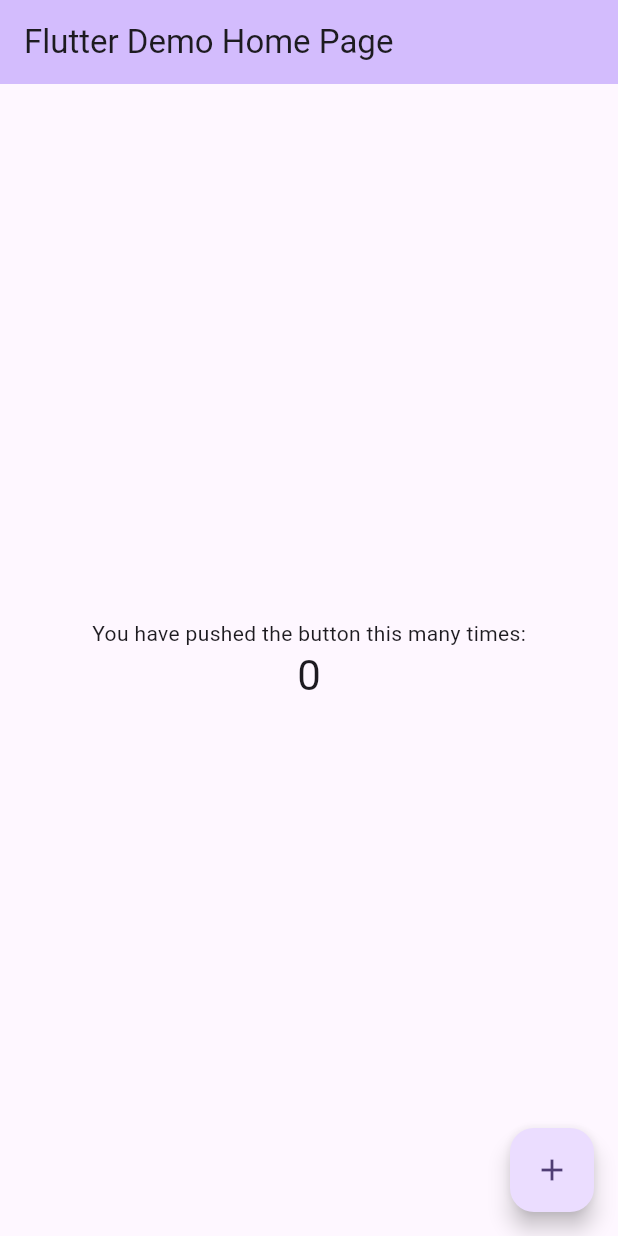
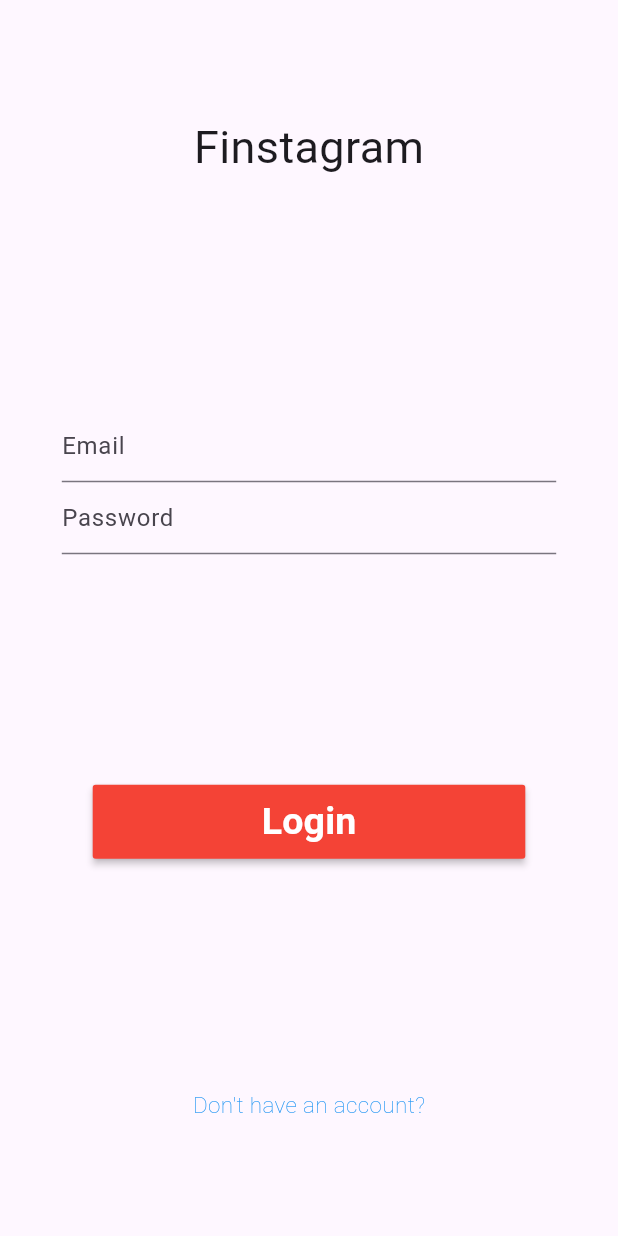
Before and after one commit to devParthiOS/Flutter_Finstagram, a Flutter app: the screen it shows after launch, on a phone screen of 412 x 824 dp. Run offline on Flutter 3.47's test engine with Material 2 defaults, Android fonts, the phone set to English and light mode, and no system bars.

Commit message:
Login Register Pages added

```diff
--- a/lib/main.dart
+++ b/lib/main.dart
@@ -1,3 +1,5 @@
+import 'package:finstagram/pages/Login_page.dart';
+import 'package:finstagram/pages/register_page.dart';
 import 'package:flutter/material.dart';
 
 void main() {
@@ -11,115 +13,16 @@ class MyApp extends StatelessWidget {
   @override
   Widget build(BuildContext context) {
     return MaterialApp(
-      title: 'Flutter Demo',
+      title: 'Finstagram',
       theme: ThemeData(
-        // This is the theme of your application.
-        //
-        // TRY THIS: Try running your application with "flutter run". You'll see
-        // the application has a blue toolbar. Then, without quitting the app,
-        // try changing the seedColor in the colorScheme below to Colors.green
-        // and then invoke "hot reload" (save your changes or press the "hot
-        // reload" button in a Flutter-supported IDE, or press "r" if you used
-        // the command line to start the app).
-        //
-        // Notice that the counter didn't reset back to zero; the application
-        // state is not lost during the reload. To reset the state, use hot
-        // restart instead.
-        //
-        // This works for code too, not just values: Most code changes can be
-        // tested with just a hot reload.
         colorScheme: ColorScheme.fromSeed(seedColor: Colors.deepPurple),
         useMaterial3: true,
       ),
-      home: const MyHomePage(title: 'Flutter Demo Home Page'),
+      initialRoute: "login",
+      routes: {
+        "register": (context) => RegisterPage(),
+        "login": (context) => LoginPage()
+      },
     );
   }
 }
-
-class MyHomePage extends StatefulWidget {
-  const MyHomePage({super.key, required this.title});
-
-  // This widget is the home page of your application. It is stateful, meaning
-  // that it has a State object (defined below) that contains fields that affect
-  // how it looks.
-
-  // This class is the configuration for the state. It holds the values (in this
-  // case the title) provided by the parent (in this case the App widget) and
-  // used by the build method of the State. Fields in a Widget subclass are
-  // always marked "final".
-
-  final String title;
-
-  @override
-  State<MyHomePage> createState() => _MyHomePageState();
-}
-
-class _MyHomePageState extends State<MyHomePage> {
-  int _counter = 0;
-
-  void _incrementCounter() {
-    setState(() {
-      // This call to setState tells the Flutter framework that something has
-      // changed in this State, which causes it to rerun the build method below
-      // so that the display can reflect the updated values. If we changed
-      // _counter without calling setState(), then the build method would not be
-      // called again, and so nothing would appear to happen.
-      _counter++;
-    });
-  }
-
-  @override
-  Widget build(BuildContext context) {
-    // This method is rerun every time setState is called, for instance as done
-    // by the _incrementCounter method above.
-    //
-    // The Flutter framework has been optimized to make rerunning build methods
-    // fast, so that you can just rebuild anything that needs updating rather
-    // than having to individually change instances of widgets.
-    return Scaffold(
-      appBar: AppBar(
-        // TRY THIS: Try changing the color here to a specific color (to
-        // Colors.amber, perhaps?) and trigger a hot reload to see the AppBar
-        // change color while the other colors stay the same.
-        backgroundColor: Theme.of(context).colorScheme.inversePrimary,
-        // Here we take the value from the MyHomePage object that was created by
-        // the App.build method, and use it to set our appbar title.
-        title: Text(widget.title),
-      ),
-      body: Center(
-        // Center is a layout widget. It takes a single child and positions it
-        // in the middle of the parent.
-        child: Column(
-          // Column is also a layout widget. It takes a list of children and
-          // arranges them vertically. By default, it sizes itself to fit its
-          // children horizontally, and tries to be as tall as its parent.
-          //
-          // Column has various properties to control how it sizes itself and
-          // how it positions its children. Here we use mainAxisAlignment to
-          // center the children vertically; the main axis here is the vertical
-          // axis because Columns are vertical (the cross axis would be
-          // horizontal).
-          //
-          // TRY THIS: Invoke "debug painting" (choose the "Toggle Debug Paint"
-          // action in the IDE, or press "p" in the console), to see the
-          // wireframe for each widget.
-          mainAxisAlignment: MainAxisAlignment.center,
-          children: <Widget>[
-            const Text(
-              'You have pushed the button this many times:',
-            ),
-            Text(
-              '$_counter',
-              style: Theme.of(context).textTheme.headlineMedium,
-            ),
-          ],
-        ),
-      ),
-      floatingActionButton: FloatingActionButton(
-        onPressed: _incrementCounter,
-        tooltip: 'Increment',
-        child: const Icon(Icons.add),
-      ), // This trailing comma makes auto-formatting nicer for build methods.
-    );
-  }
-}
--- /dev/null
+++ b/lib/pages/login_page.dart
@@ -0,0 +1,144 @@
+import 'package:flutter/material.dart';
+
+class LoginPage extends StatefulWidget {
+  const LoginPage({super.key});
+
+  @override
+  State<LoginPage> createState() => _LoginPageState();
+}
+
+class _LoginPageState extends State<LoginPage> {
+  late double _deviceWidth;
+  late double _deviceHeight;
+  String? _email;
+  String? _password;
+
+  GlobalKey<FormState> _loginState = GlobalKey<FormState>();
+  @override
+  Widget build(BuildContext context) {
+    _deviceHeight = MediaQuery.of(context).size.height;
+    _deviceWidth = MediaQuery.of(context).size.width;
+    return Scaffold(
+      body: SafeArea(
+        child: uiBuilder(),
+      ),
+    );
+  }
+
+  Widget uiBuilder() {
+    return Container(
+      padding: EdgeInsets.symmetric(horizontal: _deviceHeight * 0.05),
+      child: Center(
+        child: Column(
+          mainAxisAlignment: MainAxisAlignment.spaceAround,
+          mainAxisSize: MainAxisSize.max,
+          crossAxisAlignment: CrossAxisAlignment.center,
+          // Childrens of column.
+          children: [
+            titleWidget(),
+            formFieldsWidget(),
+            loginButton(),
+            registerPageLink()
+          ],
+        ),
+      ),
+    );
+  }
+
+  Widget titleWidget() {
+    return const Text(
+      "Finstagram",
+      style: TextStyle(
+        fontSize: 30,
+      ),
+    );
+  }
+
+  Widget formFieldsWidget() {
+    return Form(
+        key: _loginState,
+        child: Column(
+          mainAxisAlignment: MainAxisAlignment.spaceBetween,
+          mainAxisSize: MainAxisSize.max,
+          crossAxisAlignment: CrossAxisAlignment.center,
+          children: [
+            _emailFormField(),
+            _passwordFormField(),
+          ],
+        ));
+  }
+
+  Widget _emailFormField() {
+    return TextFormField(
+      decoration: const InputDecoration(hintText: "Email"),
+      onSaved: (value) {
+        setState(() {
+          _email = value;
+        });
+      },
+      validator: (value) {
+        var regex = r'^[a-zA-Z0-9._%+-]+@[a-zA-Z0-9.-]+\.[a-zA-Z]{2,}$';
+        bool isValid = value!.contains(RegExp(regex));
+
+        return isValid ? null : "Please enter valid email.";
+      },
+    );
+  }
+
+  Widget _passwordFormField() {
+    return TextFormField(
+      obscureText: true,
+      decoration: const InputDecoration(hintText: "Password"),
+      onSaved: (value) {
+        setState(() {
+          _password = value;
+        });
+      },
+      validator: (value) => value!.length > 6
+          ? null
+          : "please enter passwaord greater than 6 char",
+    );
+  }
+
+  Widget registerPageLink() {
+    return GestureDetector(
+      onTap: () {
+        Navigator.pushNamed(context, "register");
+      },
+      child: const Text(
+        "Don't have an account?",
+        style: TextStyle(
+          fontWeight: FontWeight.w200,
+          fontSize: 15,
+          color: Colors.blue,
+        ),
+      ),
+    );
+  }
+
+  Widget loginButton() {
+    return MaterialButton(
+      onPressed: () {
+        _loginUser();
+      },
+      minWidth: _deviceWidth * 0.70,
+      height: _deviceHeight * 0.06,
+      color: Colors.red,
+      child: const Text(
+        "Login",
+        style: TextStyle(
+          color: Colors.white,
+          fontSize: 25,
+          fontWeight: FontWeight.w600,
+        ),
+      ),
+    );
+  }
+
+  void _loginUser() {
+    debugPrint("${_loginState.currentState!.validate()}");
+    if (_loginState.currentState!.validate()) {
+      _loginState.currentState!.save();
+    }
+  }
+}
```
Also changed, not shown: lib/pages/register_page.dart (added, +141 -0 lines).
